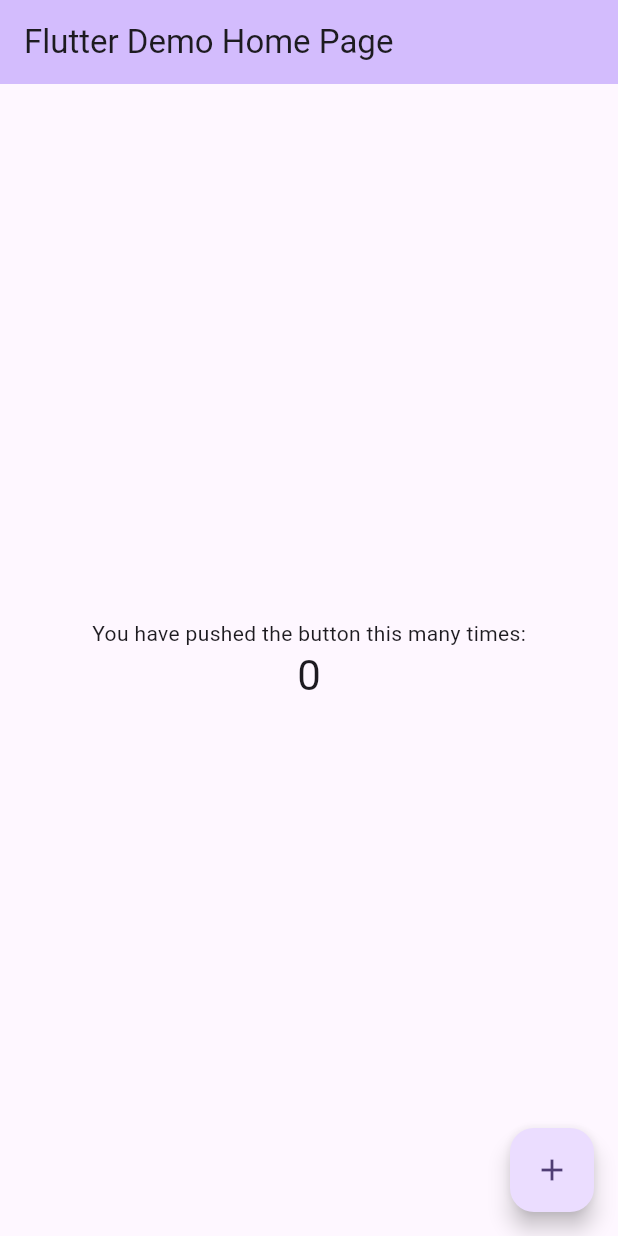
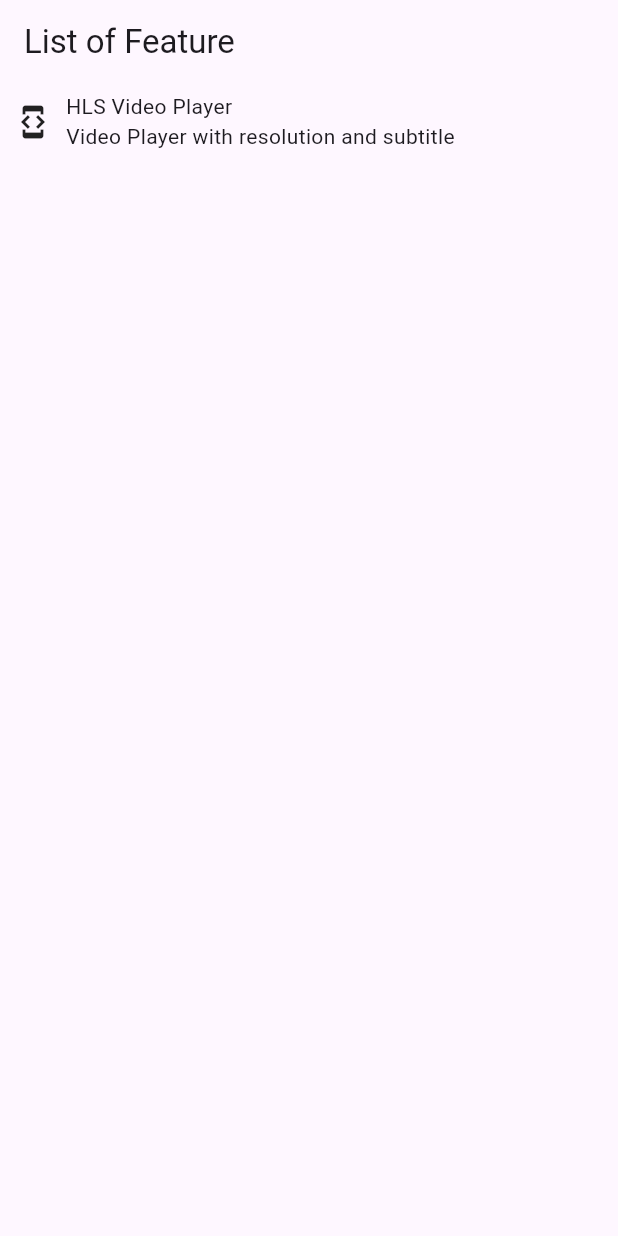
Before and after one commit to fadlurahmanfdev/flutter_feature_video_player, a Flutter app: the screen it shows after launch, on a phone screen of 412 x 824 dp. Run offline on Flutter 3.47's test engine with Material 3 defaults, Android fonts, the phone set to English and light mode, and no system bars; our stand-ins replace video_player; missing offline and left inert: flutter_hls_parser.

Commit message:
feat(example): setup example

```diff
--- a/example/lib/main.dart
+++ b/example/lib/main.dart
@@ -1,3 +1,5 @@
+import 'package:example/screen/features_screen.dart';
+import 'package:example/screen/video_player_features_screen.dart';
 import 'package:flutter/material.dart';
 
 void main() {
@@ -31,95 +33,11 @@ class MyApp extends StatelessWidget {
         colorScheme: ColorScheme.fromSeed(seedColor: Colors.deepPurple),
         useMaterial3: true,
       ),
-      home: const MyHomePage(title: 'Flutter Demo Home Page'),
+      initialRoute: '/features_screen',
+      routes: {
+        '/features_screen': (context) => const FeaturesScreen(),
+        '/hls_video_player_screen': (context) => const HlsVideoPlayerScreen(),
+      },
     );
   }
 }
-
-class MyHomePage extends StatefulWidget {
-  const MyHomePage({super.key, required this.title});
-
-  // This widget is the home page of your application. It is stateful, meaning
-  // that it has a State object (defined below) that contains fields that affect
-  // how it looks.
-
-  // This class is the configuration for the state. It holds the values (in this
-  // case the title) provided by the parent (in this case the App widget) and
-  // used by the build method of the State. Fields in a Widget subclass are
-  // always marked "final".
-
-  final String title;
-
-  @override
-  State<MyHomePage> createState() => _MyHomePageState();
-}
-
-class _MyHomePageState extends State<MyHomePage> {
-  int _counter = 0;
-
-  void _incrementCounter() {
-    setState(() {
-      // This call to setState tells the Flutter framework that something has
-      // changed in this State, which causes it to rerun the build method below
-      // so that the display can reflect the updated values. If we changed
-      // _counter without calling setState(), then the build method would not be
-      // called again, and so nothing would appear to happen.
-      _counter++;
-    });
-  }
-
-  @override
-  Widget build(BuildContext context) {
-    // This method is rerun every time setState is called, for instance as done
-    // by the _incrementCounter method above.
-    //
-    // The Flutter framework has been optimized to make rerunning build methods
-    // fast, so that you can just rebuild anything that needs updating rather
-    // than having to individually change instances of widgets.
-    return Scaffold(
-      appBar: AppBar(
-        // TRY THIS: Try changing the color here to a specific color (to
-        // Colors.amber, perhaps?) and trigger a hot reload to see the AppBar
-        // change color while the other colors stay the same.
-        backgroundColor: Theme.of(context).colorScheme.inversePrimary,
-        // Here we take the value from the MyHomePage object that was created by
-        // the App.build method, and use it to set our appbar title.
-        title: Text(widget.title),
-      ),
-      body: Center(
-        // Center is a layout widget. It takes a single child and positions it
-        // in the middle of the parent.
-        child: Column(
-          // Column is also a layout widget. It takes a list of children and
-          // arranges them vertically. By default, it sizes itself to fit its
-          // children horizontally, and tries to be as tall as its parent.
-          //
-          // Column has various properties to control how it sizes itself and
-          // how it positions its children. Here we use mainAxisAlignment to
-          // center the children vertically; the main axis here is the vertical
-          // axis because Columns are vertical (the cross axis would be
-          // horizontal).
-          //
-          // TRY THIS: Invoke "debug painting" (choose the "Toggle Debug Paint"
-          // action in the IDE, or press "p" in the console), to see the
-          // wireframe for each widget.
-          mainAxisAlignment: MainAxisAlignment.center,
-          children: <Widget>[
-            const Text(
-              'You have pushed the button this many times:',
-            ),
-            Text(
-              '$_counter',
-              style: Theme.of(context).textTheme.headlineMedium,
-            ),
-          ],
-        ),
-      ),
-      floatingActionButton: FloatingActionButton(
-        onPressed: _incrementCounter,
-        tooltip: 'Increment',
-        child: const Icon(Icons.add),
-      ), // This trailing comma makes auto-formatting nicer for build methods.
-    );
-  }
-}
--- /dev/null
+++ b/example/lib/model/feature_model.dart
@@ -0,0 +1,11 @@
+class FeatureModel {
+  String title;
+  String desc;
+  String key;
+
+  FeatureModel({
+    required this.title,
+    required this.desc,
+    required this.key,
+  });
+}
--- /dev/null
+++ b/example/lib/screen/features_screen.dart
@@ -0,0 +1,46 @@
+import 'package:example/model/feature_model.dart';
+import 'package:example/widget/feature_widget.dart';
+import 'package:flutter/material.dart';
+
+class FeaturesScreen extends StatefulWidget {
+  const FeaturesScreen({super.key});
+
+  @override
+  State<FeaturesScreen> createState() => _FeaturesScreenState();
+}
+
+class _FeaturesScreenState extends State<FeaturesScreen> {
+  List<FeatureModel> features = [
+    FeatureModel(
+      title: 'HLS Video Player',
+      desc: 'Video Player with resolution and subtitle',
+      key: 'HLS_VIDEO_PLAYER',
+    ),
+  ];
+
+  @override
+  Widget build(BuildContext context) {
+    return Scaffold(
+      appBar: AppBar(title: Text('List of Feature')),
+      body: ListView.builder(
+        padding: EdgeInsets.symmetric(horizontal: 10),
+        itemCount: features.length,
+        itemBuilder: (context, index) {
+          final feature = features[index];
+          return GestureDetector(
+            onTap: () async {
+              switch (feature.key) {
+                case 'HLS_VIDEO_PLAYER':
+                  Navigator.of(context).pushNamed('/');
+                  break;
+              }
+            },
+            child: ItemFeatureWidget(
+              feature: features[index],
+            ),
+          );
+        },
+      ),
+    );
+  }
+}
--- /dev/null
+++ b/example/lib/widget/feature_widget.dart
@@ -0,0 +1,32 @@
+import 'package:example/model/feature_model.dart';
+import 'package:flutter/material.dart';
+
+class ItemFeatureWidget extends StatelessWidget {
+  final FeatureModel feature;
+  const ItemFeatureWidget({
+    super.key,
+    required this.feature,
+  });
+
+  @override
+  Widget build(BuildContext context) {
+    return Container(
+      padding: EdgeInsets.symmetric(vertical: 5),
+      child: Row(
+        children: [
+          Icon(Icons.developer_mode),
+          SizedBox(width: 10),
+          Expanded(
+            child: Column(
+              crossAxisAlignment: CrossAxisAlignment.start,
+              children: [
+                Text(feature.title),
+                Text(feature.desc),
+              ],
+            ),
+          )
+        ],
+      ),
+    );
+  }
+}
--- a/example/pubspec.yaml
+++ b/example/pubspec.yaml
@@ -30,6 +30,10 @@ environment:
 dependencies:
   flutter:
     sdk: flutter
+
+
+  flutter_feature_video_player:
+    path: ../../flutter_feature_video_player
 
 
   # The following adds the Cupertino Icons font to your application.
```
Also changed, not shown: example/lib/screen/video_player_features_screen.dart (added, +282 -0 lines), lib/src/domain/plugin/video_player_service.dart (+6 -6 lines), example/pubspec.lock, 5 other files.
